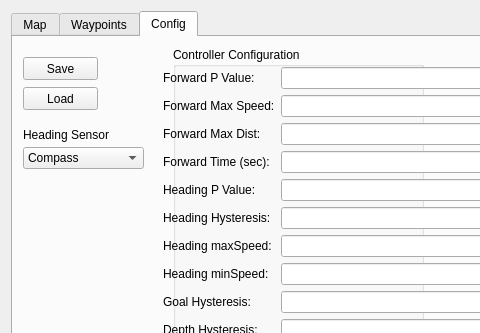
iti-luebeck/HANSE2011, file Hanse/Module_Navigation/form_navigation.ui: the form before one commit; both pictures show x 0 to 480 and y 0 to 333 of the 577 by 465 pixel window.
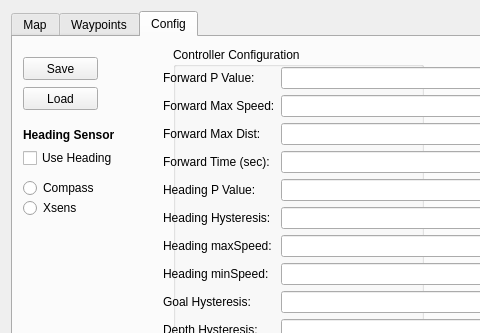
The form after the commit. Custom widgets are drawn as their Qt base class.

Commit message: kompass und xsens werden in navigation benutzt. Jan

What changed in the file:
```diff
--- a/Hanse/Module_Navigation/form_navigation.ui
+++ b/Hanse/Module_Navigation/form_navigation.ui
@@ -142,31 +142,6 @@
         <string>Controller Configuration</string>
        </property>
       </widget>
-      <widget class="QComboBox" name="headingBox">
-       <property name="geometry">
-        <rect>
-         <x>10</x>
-         <y>110</y>
-         <width>121</width>
-         <height>22</height>
-        </rect>
-       </property>
-       <item>
-        <property name="text">
-         <string>Compass</string>
-        </property>
-       </item>
-       <item>
-        <property name="text">
-         <string>Visual SLAM</string>
-        </property>
-       </item>
-       <item>
-        <property name="text">
-         <string>Sonar</string>
-        </property>
-       </item>
-      </widget>
       <widget class="QLabel" name="label_7">
        <property name="geometry">
         <rect>
@@ -176,6 +151,12 @@
          <height>16</height>
         </rect>
        </property>
+       <property name="font">
+        <font>
+         <weight>75</weight>
+         <bold>true</bold>
+        </font>
+       </property>
        <property name="text">
         <string>Heading Sensor</string>
        </property>
@@ -303,6 +284,45 @@
         </item>
        </layout>
       </widget>
+      <widget class="QCheckBox" name="headingBox">
+       <property name="geometry">
+        <rect>
+         <x>10</x>
+         <y>110</y>
+         <width>131</width>
+         <height>22</height>
+        </rect>
+       </property>
+       <property name="text">
+        <string>Use Heading</string>
+       </property>
+      </widget>
+      <widget class="QRadioButton" name="compassButton">
+       <property name="geometry">
+        <rect>
+         <x>10</x>
+         <y>140</y>
+         <width>117</width>
+         <height>22</height>
+        </rect>
+       </property>
+       <property name="text">
+        <string>Compass</string>
+       </property>
+      </widget>
+      <widget class="QRadioButton" name="xsensButton">
+       <property name="geometry">
+        <rect>
+         <x>10</x>
+         <y>160</y>
+         <width>117</width>
+         <height>22</height>
+        </rect>
+       </property>
+       <property name="text">
+        <string>Xsens</string>
+       </property>
+      </widget>
      </widget>
     </widget>
    </item>
```
The commit also changes 5 other files.
